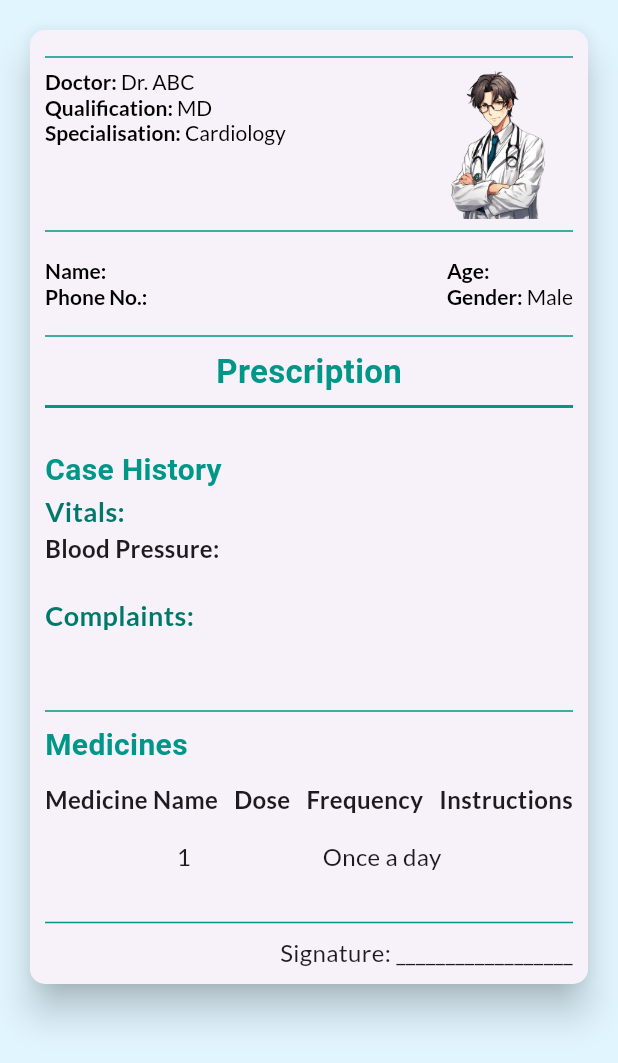
After one commit to mayankKushwaha13/healthKaDoc, a Flutter app: the screen it shows after launch, scrolled down 1574 dp, after a tap on "Print / View Prescription", on a phone screen of 412 x 824 dp. The commit adds this screen. Shown: the top 1063 px of the screen. Run offline on Flutter 3.47's test engine with Material 3 defaults, Android fonts, the light colour scheme and no system bars; our stand-ins replace google_fonts.

Commit message:
added prescription screen

```diff
--- a/lib/clinic_notes_page.dart
+++ b/lib/clinic_notes_page.dart
@@ -1,10 +1,11 @@
 import 'package:flutter/material.dart';
+import 'package:prescription/last_section.dart';
 import 'vitals_entry.dart';
 import 'medicine_entry.dart';
 import 'test_entry.dart';
 import 'patient_details.dart';
-import 'last_section.dart';
 import 'diagnosis.dart';
+import 'prescription_screen.dart';
 
 class ClinicNotesPage extends StatefulWidget {
   @override
@@ -22,9 +23,9 @@ class _ClinicNotesPageState extends State<ClinicNotesPage> {
   List<String> frequencies = ['Once a day', 'Twice a day', 'Thrice a day'];
   List<String> timings = ['Morning', 'Afternoon', 'Evening', 'Night'];
 
-  List<Map<String, String>> vitalsResults = []; // List to store vitals and results
-  List<Map<String, String>> medicines = []; // List to store medicines
-  List<Map<String, String>> tests = []; // List to store tests
+  List<Map<String, String>> vitalsResults = [];
+  List<Map<String, String>> medicines = [];
+  List<Map<String, String>> tests = [];
 
   final TextEditingController nameController = TextEditingController();
   final TextEditingController ageController = TextEditingController();
@@ -51,7 +52,7 @@ class _ClinicNotesPageState extends State<ClinicNotesPage> {
       'frequency': frequencies[0],
       'timing': timings[0],
     });
-    // Initialize with one default entry for tests
+
     tests.add({'name': '', 'message': ''});
   }
 
@@ -159,8 +160,29 @@ class _ClinicNotesPageState extends State<ClinicNotesPage> {
               SizedBox(height: 16),
               Center(
                 child: ElevatedButton(
-                  onPressed: (){},
-                  child: Text('Save Notes'),
+                  onPressed: () {
+                    // Navigate to PrescriptionDisplayScreen
+                    Navigator.push(
+                      context,
+                      MaterialPageRoute(
+                        builder: (context) => PrescriptionDisplayScreen(
+                          nameController: nameController,
+                          ageController: ageController,
+                          phoneController: phoneController,
+                          complaintController: complaintController,
+                          gender: gender,
+                          vitalsResults: vitalsResults,
+                          medicines: medicines,
+                          tests: tests,
+                          diagnosisController: diagnosisController,
+                          generalAdviceController: generalAdviceController,
+                          referralController: referralController,
+                          surgeryAdviceController: surgeryAdviceController,
+                        ),
+                      ),
+                    );
+                  },
+                  child: Text('Print / View Prescription'),
                   style: ElevatedButton.styleFrom(
                     backgroundColor: Colors.teal,
                   ),
@@ -172,11 +194,11 @@ class _ClinicNotesPageState extends State<ClinicNotesPage> {
       ),
     );
   }
+
   Widget buildSectionTitle(String title) {
     return Text(
       title,
       style: TextStyle(fontSize: 18, fontWeight: FontWeight.bold, color: Colors.teal),
     );
   }
-
 }
--- /dev/null
+++ b/lib/constants/doctor_class.dart
@@ -0,0 +1,19 @@
+class Doctor {
+  final String firstName;
+  final String lastName;
+  final String doctorId;
+  final String specialisation;
+  final String phoneNumber;
+  // final String image;
+  final String qualification;
+
+  Doctor({
+    required this.firstName,
+    required this.lastName,
+    required this.doctorId,
+    required this.specialisation,
+    required this.phoneNumber,
+    // this.image = "lib/assets/doctor.png",
+    this.qualification = "MBBS",
+  });
+}
--- /dev/null
+++ b/lib/constants/doctor_list.dart
@@ -0,0 +1,31 @@
+
+import 'package:prescription/constants/doctor_class.dart';
+
+final List<Doctor> doctors = [
+  Doctor(
+    firstName: 'Soumyajit',
+    lastName: 'Bhattacharya',
+    doctorId: 'D001',
+    specialisation: 'Cardiology',
+    phoneNumber: '1234567890',
+  ),
+
+  Doctor(
+      firstName: 'Mayank',
+      lastName: '',
+      doctorId: 'D002',
+      specialisation: 'Cardiology',
+      phoneNumber: '1234567890',
+      // image: "lib/assets/doctor3.png"
+      ),
+
+  Doctor(
+      firstName: 'Gayathri',
+      lastName: '',
+      doctorId: 'D003',
+      specialisation: 'Cardiology',
+      phoneNumber: '1234567890',
+      // image: "lib/assets/doctor1.png"
+),
+
+];
--- a/lib/constants/medicine_class.dart
+++ b/lib/constants/medicine_class.dart
@@ -1,32 +1,32 @@
-
-import 'package:flutter/material.dart';
-
-class MedicineEntry extends StatelessWidget {
-  final int index;
-  final List<String> medicineTypes;
-  final List<String> doses;
-  final List<String> durations;
-  final List<String> frequencies;
-  final List<String> timings;
-  final List<Map<String, String>> medicines;
-  final Function(int) onRemove;
-  final Function(int, String, String) onUpdate;
-
-  MedicineEntry({
-    required this.index,
-    required this.medicineTypes,
-    required this.doses,
-    required this.durations,
-    required this.frequencies,
-    required this.timings,
-    required this.medicines,
-    required this.onRemove,
-    required this.onUpdate,
-  });
-
-  @override
-  Widget build(BuildContext context) {
-    // TODO: implement build
-    throw UnimplementedError();
-  }
-  }
+//
+// import 'package:flutter/material.dart';
+//
+// class MedicineEntry extends StatelessWidget {
+//   final int index;
+//   final List<String> medicineTypes;
+//   final List<String> doses;
+//   final List<String> durations;
+//   final List<String> frequencies;
+//   final List<String> timings;
+//   final List<Map<String, String>> medicines;
+//   final Function(int) onRemove;
+//   final Function(int, String, String) onUpdate;
+//
+//   MedicineEntry({
+//     required this.index,
+//     required this.medicineTypes,
+//     required this.doses,
+//     required this.durations,
+//     required this.frequencies,
+//     required this.timings,
+//     required this.medicines,
+//     required this.onRemove,
+//     required this.onUpdate,
+//   });
+//
+//   @override
+//   Widget build(BuildContext context) {
+//     // TODO: implement build
+//     throw UnimplementedError();
+//   }
+//   }
--- /dev/null
+++ b/lib/prescription_screen.dart
@@ -0,0 +1,424 @@
+import 'package:flutter/material.dart';
+import 'package:google_fonts/google_fonts.dart';
+
+class PrescriptionDisplayScreen extends StatelessWidget {
+  final TextEditingController nameController;
+  final TextEditingController ageController;
+  final TextEditingController phoneController;
+  final TextEditingController complaintController;
+  final String gender;
+  final List<Map<String, String>> vitalsResults;
+  final List<Map<String, String>> medicines;
+  final List<Map<String, String>> tests;
+  final TextEditingController diagnosisController;
+  final TextEditingController generalAdviceController;
+  final TextEditingController referralController;
+  final TextEditingController surgeryAdviceController;
+
+  PrescriptionDisplayScreen({
+    required this.nameController,
+    required this.ageController,
+    required this.phoneController,
+    required this.complaintController,
+    required this.gender,
+    required this.vitalsResults,
+    required this.medicines,
+    required this.tests,
+    required this.diagnosisController,
+    required this.generalAdviceController,
+    required this.referralController,
+    required this.surgeryAdviceController,
+  });
+
+  @override
+  Widget build(BuildContext context) {
+    return SafeArea(
+      child: Scaffold(
+        backgroundColor: Colors.lightBlue[50],
+        body: Card(
+          margin: EdgeInsets.all(20),
+          elevation: 10,
+          shape: RoundedRectangleBorder(
+            borderRadius: BorderRadius.circular(10),
+          ),
+          child: Padding(
+            padding: const EdgeInsets.all(10),
+            child: SingleChildScrollView(
+              child: Column(
+                crossAxisAlignment: CrossAxisAlignment.start,
+                children: [
+                  Divider(
+                    color: Colors.teal,
+                    thickness: 1,
+                  ),
+                  Row(
+                    mainAxisAlignment: MainAxisAlignment.spaceBetween,
+                    crossAxisAlignment: CrossAxisAlignment.start,
+                    children: [
+                      Column(
+                        crossAxisAlignment: CrossAxisAlignment.start,
+                        children: [
+                          RichText(
+                            text: TextSpan(
+                              style: GoogleFonts.lato(
+                                fontSize: 14,
+                                color: Colors.black,
+                              ),
+                              children: [
+                                TextSpan(
+                                  text: "Doctor: ",
+                                  style: GoogleFonts.lato(
+                                    fontWeight: FontWeight.bold,
+                                  ),
+                                ),
+                                TextSpan(
+                                  text: "Dr. ABC",
+                                ),
+                              ],
+                            ),
+                          ),
+                          RichText(
+                            text: TextSpan(
+                              style: GoogleFonts.lato(
+                                fontSize: 14,
+                                color: Colors.black,
+                              ),
+                              children: [
+                                TextSpan(
+                                  text: "Qualification: ",
+                                  style: GoogleFonts.lato(
+                                    fontWeight: FontWeight.bold,
+                                  ),
+                                ),
+                                TextSpan(
+                                  text: "MD",
+                                ),
+                              ],
+                            ),
+                          ),
+                          RichText(
+                            text: TextSpan(
+                              style: GoogleFonts.lato(
+                                fontSize: 14,
+                                color: Colors.black,
+                              ),
+                              children: [
+                                TextSpan(
+                                  text: "Specialisation: ",
+                                  style: GoogleFonts.lato(
+                                    fontWeight: FontWeight.bold,
+                                  ),
+                                ),
+                                TextSpan(
+                                  text: "Cardiology",
+                                ),
+                              ],
+                            ),
+                          ),
+                        ],
+                      ),
+                      Container(
+                        height: 100,
+                        width: 100,
+                        child: Image.asset(
+                          'assets/doctor3.png',
+                          fit: BoxFit.contain,
+                        ),
+                      ),
+                    ],
+                  ),
+                  Divider(
+                    color: Colors.teal,
+                    thickness: 1,
+                  ),
+                  Wrap(
+                    runAlignment: WrapAlignment.spaceBetween,
+                    alignment: WrapAlignment.spaceBetween,
+                    children: [
+                      SizedBox(width: double.infinity,),
+                      Padding(
+                        padding: const EdgeInsets.only(top: 10),
+                        child: Column(
+                          crossAxisAlignment: CrossAxisAlignment.start,
+                          children: [
+                            RichText(
+                              text: TextSpan(
+                                style: GoogleFonts.lato(
+                                  fontSize: 14,
+                                  color: Colors.black,
+                                ),
+                                children: [
+                                  TextSpan(
+                                    text: "Name: ",
+                                    style: GoogleFonts.lato(
+                                      fontWeight: FontWeight.bold,
+                                    ),
+                                  ),
+                                  TextSpan(
+                                    text: nameController.text,
+                                  ),
+                                ],
+                              ),
+                            ),
+                            RichText(
+                              text: TextSpan(
+                                style: GoogleFonts.lato(
+                                  fontSize: 14,
+                                  color: Colors.black,
+                                ),
+                                children: [
+                                  TextSpan(
+                                    text: "Phone No.: ",
+                                    style: GoogleFonts.lato(
+                                      fontWeight: FontWeight.bold,
+                                    ),
+                                  ),
+                                  TextSpan(
+                                    text: phoneController.text,
+                                  ),
+                                ],
+                              ),
+                            ),
+                          ],
+                        ),
+                      ),
+                      Padding(
+                        padding: const EdgeInsets.only(top: 10),
+                        child: Column(
+                          crossAxisAlignment: CrossAxisAlignment.start,
+                          children: [
+                            RichText(
+                              text: TextSpan(
+                                style: GoogleFonts.lato(
+                                  fontSize: 14,
+                                  color: Colors.black,
+                                ),
+                                children: [
+                                  TextSpan(
+                                    text: "Age: ",
+                                    style: GoogleFonts.lato(
+                                      fontWeight: FontWeight.bold,
+                                    ),
+                                  ),
+                                  TextSpan(
+                                    text: ageController.text,
+                                  ),
+                                ],
+                              ),
+                            ),
+                            RichText(
+                              text: TextSpan(
+                                style: GoogleFonts.lato(
+                                  fontSize: 14,
+                                  color: Colors.black,
+                                ),
+                                children: [
+                                  TextSpan(
+                                    text: "Gender: ",
+                                    style: GoogleFonts.lato(
+                                      fontWeight: FontWeight.bold,
+                                    ),
+                                  ),
+                                  TextSpan(
+                                    text: gender,
+                                  ),
+                                ],
+                              ),
+                            ),
+                          ],
+                        ),
+                      ),
+                    ],
+                  ),
+                  SizedBox(height: 10,),
+                  Divider(
+                    color: Colors.teal,
+                    thickness: 1,
+                  ),
+                  Center(
+                    child: Text(
+                      "Prescription",
+                      style: GoogleFonts.roboto(
+                        fontSize: 22,
+                        fontWeight: FontWeight.bold,
+                        color: Colors.teal,
+                      ),
+                    ),
+                  ),
+                  Divider(
+                    color: Colors.teal,
+                    thickness: 2,
+                  ),
+                  SizedBox(height: 20,),
+
+                  buildSectionTitle('Case History'),
+                  buildSubSectionTitle('Vitals:'),
+                  ListView.builder(
+                    shrinkWrap: true,
+                    physics: NeverScrollableScrollPhysics(),
+                    itemCount: vitalsResults.length,
+                    itemBuilder: (context, index) {
+                      final vital = vitalsResults[index];
+                      return Row(
+                        mainAxisAlignment: MainAxisAlignment.spaceBetween,
+                        children: [
+                          Text(
+                            '${vital['vital']}:',
+                            style: GoogleFonts.lato(
+                              fontSize: 16,
+                              fontWeight: FontWeight.bold,
+                            ),
+                          ),
+                          Text(
+                            vital['result'] ?? '',
+                            style: GoogleFonts.lato(
+                              fontSize: 16,
+                            ),
+                          ),
+                        ],
+                      );
+                    },
+                  ),
+                  SizedBox(height: 20,),
+                  buildSubSectionTitle('Complaints:'),
+                  buildDetailRow(complaintController.text),
+                  SizedBox(height: 20,),
+
+                  Divider(
+                    color: Colors.teal,
+                    thickness: 1,
+                  ),
+                  buildSectionTitle('Medicines'),
+                  Padding(
+                    padding: const EdgeInsets.symmetric(vertical: 10),
+                    child: Row(
+                      mainAxisAlignment: MainAxisAlignment.spaceBetween,
+                      children: [
+                        Text(
+                          "Medicine Name",
+                          style: GoogleFonts.lato(
+                            fontSize: 16,
+                            fontWeight: FontWeight.bold,
+                          ),
+                        ),
+                        Text(
+                          "Dose",
+                          style: GoogleFonts.lato(
+                            fontSize: 16,
+                            fontWeight: FontWeight.bold,
+                          ),
+                        ),
+                        Text(
+                          "Frequency",
+                          style: GoogleFonts.lato(
+                            fontSize: 16,
+                            fontWeight: FontWeight.bold,
+                          ),
+                        ),
+                        Text(
+                          "Instructions",
+                          style: GoogleFonts.lato(
+                            fontSize: 16,
+                            fontWeight: FontWeight.bold,
+                          ),
+                        ),
+                      ],
+                    ),
+                  ),
+                  ListView.builder(
+                    shrinkWrap: true,
+                    physics: NeverScrollableScrollPhysics(),
+                    itemCount: medicines.length,
+                    itemBuilder: (context, index) {
+                      final medicine = medicines[index];
+                      return Padding(
+                        padding: const EdgeInsets.symmetric(vertical: 5),
+                        child: Row(
+                          mainAxisAlignment: MainAxisAlignment.spaceBetween,
+                          children: [
+                            Text(
+                              medicine['name'] ?? '',
+                              style: GoogleFonts.lato(
+                                fontSize: 16,
+                              ),
+                            ),
+                            Text(
+                              medicine['dose'] ?? '',
+                              style: GoogleFonts.lato(
+                                fontSize: 16,
+                              ),
+                            ),
+                            Text(
+                              medicine['frequency'] ?? '',
+                              style: GoogleFonts.lato(
+                                fontSize: 16,
+                              ),
+                            ),
+                            Text(
+                              medicine['instructions'] ?? '',
+                              style: GoogleFonts.lato(
+                                fontSize: 16,
+                              ),
+                            ),
+                          ],
+                        ),
+                      );
+                    },
+                  ),
+                  SizedBox(height: 20,),
+
+                  Divider(
+                    color: Colors.teal,
+                    thickness: 1,
+                  ),
+                  Row(
+                    mainAxisAlignment: MainAxisAlignment.end,
+                    children: [
+                      Text(
+                        "Signature: __________________",
+                        style: GoogleFonts.lato(
+                          fontSize: 16,
+                        ),
+                      ),
+                    ],
+                  ),
+                ],
+              ),
+            ),
+          ),
+        ),
+      ),
+    );
+  }
+
+  Widget buildSectionTitle(String title) {
+    return Text(
+      title,
+      style: GoogleFonts.roboto(
+        fontSize: 20,
+        fontWeight: FontWeight.bold,
+        color: Colors.teal,
+      ),
+    );
+  }
+
+  Widget buildSubSectionTitle(String title) {
+    return Text(
+      title,
+      style: GoogleFonts.lato(
+        fontSize: 18,
+        fontWeight: FontWeight.bold,
+        color: Colors.teal[700],
+      ),
+    );
+  }
+
+  Widget buildDetailRow(String detail) {
+    return Text(
+      detail,
+      style: GoogleFonts.lato(
+        fontSize: 16,
+      ),
+    );
+  }
+}
```
Also changed, not shown: lib/constants/colors.dart (added, +34 -0 lines), pubspec.yaml (+9 -5 lines), assets/doctor3.png (added), lib/diagnosis.dart (line endings or trailing spaces), lib/last_section.dart (indentation only), lib/medicine_entry.dart (line endings or trailing spaces), lib/patient_details.dart (line endings or trailing spaces), lib/test_entry.dart (indentation only), lib/vitals_entry.dart (indentation only), pubspec.lock, 2 other files.
